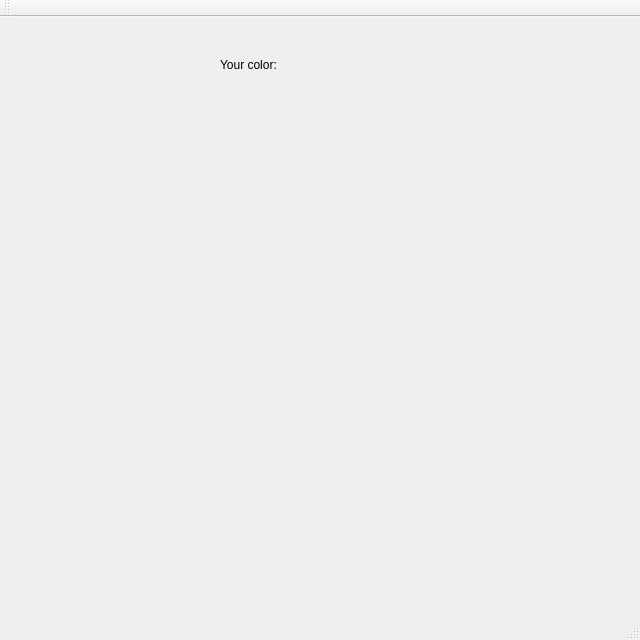
The window that mainwindow.ui (dizzz/WinsockQTChess) describes before a commit, drawn with Qt 5.
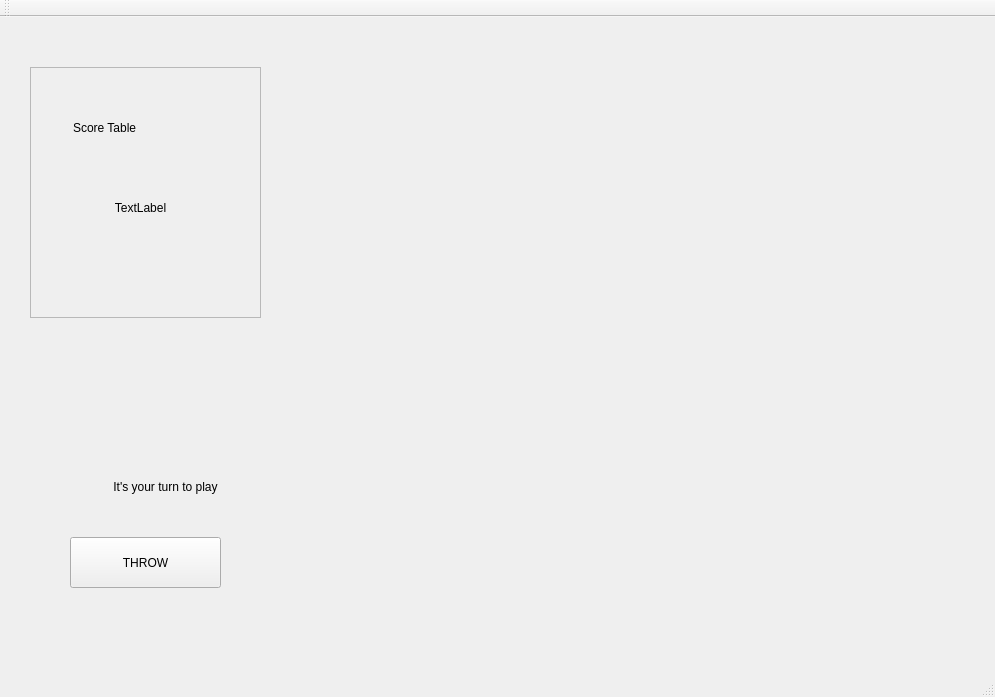
The same window after the commit. Icons and pictures are not drawn.

Diff of the .ui file:
```diff
--- a/mainwindow.ui
+++ b/mainwindow.ui
@@ -6,8 +6,8 @@
    <rect>
     <x>0</x>
     <y>0</y>
-    <width>640</width>
-    <height>640</height>
+    <width>995</width>
+    <height>697</height>
    </rect>
   </property>
   <property name="windowTitle">
@@ -20,40 +20,108 @@
    <widget class="QLabel" name="Q1">
     <property name="geometry">
      <rect>
-      <x>340</x>
-      <y>100</y>
-      <width>60</width>
-      <height>16</height>
+      <x>0</x>
+      <y>460</y>
+      <width>331</width>
+      <height>20</height>
      </rect>
     </property>
+    <property name="styleSheet">
+     <string notr="true">font: 75 10pt &quot;Roboto Mono&quot;;</string>
+    </property>
     <property name="text">
-     <string/>
+     <string>It's your turn to play</string>
     </property>
+    <property name="alignment">
+     <set>Qt::AlignCenter</set>
+    </property>
    </widget>
-   <widget class="QLabel" name="label_2">
+   <widget class="QFrame" name="frame">
     <property name="geometry">
      <rect>
-      <x>220</x>
+      <x>20</x>
       <y>40</y>
-      <width>171</width>
-      <height>16</height>
+      <width>251</width>
+      <height>271</height>
      </rect>
     </property>
-    <property name="text">
-     <string>Your color:</string>
+    <property name="autoFillBackground">
+     <bool>false</bool>
     </property>
+    <property name="styleSheet">
+     <string notr="true">QFrame {
+margin: 10px;
+	font: 75 18pt &quot;Roboto Mono&quot;;
+padding: 20px;
+
+
+background-image: url(qt.png);
+background-position: top right;
+background-origin: content;
+background-repeat: none;
+}</string>
+    </property>
+    <property name="frameShape">
+     <enum>QFrame::StyledPanel</enum>
+    </property>
+    <property name="frameShadow">
+     <enum>QFrame::Raised</enum>
+    </property>
+    <widget class="QLabel" name="label">
+     <property name="geometry">
+      <rect>
+       <x>20</x>
+       <y>20</y>
+       <width>221</width>
+       <height>101</height>
+      </rect>
+     </property>
+     <property name="styleSheet">
+      <string notr="true">font: 57 12pt &quot;Roboto Mono Medium&quot;;
+</string>
+     </property>
+     <property name="text">
+      <string>Score Table</string>
+     </property>
+    </widget>
+    <widget class="QLabel" name="label_score">
+     <property name="geometry">
+      <rect>
+       <x>40</x>
+       <y>100</y>
+       <width>161</width>
+       <height>101</height>
+      </rect>
+     </property>
+     <property name="layoutDirection">
+      <enum>Qt::LeftToRight</enum>
+     </property>
+     <property name="styleSheet">
+      <string notr="true">font: 75 20pt &quot;Microsoft YaHei UI&quot;;</string>
+     </property>
+     <property name="text">
+      <string>TextLabel</string>
+     </property>
+     <property name="alignment">
+      <set>Qt::AlignCenter</set>
+     </property>
+    </widget>
    </widget>
-   <widget class="QLabel" name="color">
+   <widget class="QPushButton" name="pushButton">
     <property name="geometry">
      <rect>
-      <x>330</x>
-      <y>40</y>
-      <width>72</width>
-      <height>15</height>
+      <x>70</x>
+      <y>520</y>
+      <width>151</width>
+      <height>51</height>
      </rect>
     </property>
+    <property name="styleSheet">
+     <string notr="true">font: 57 12pt &quot;Roboto Mono Medium&quot;;
+</string>
+    </property>
     <property name="text">
-     <string/>
+     <string>THROW</string>
     </property>
    </widget>
   </widget>
```
Left out of the diff: 4 changed lines with no effect on the pictures.
